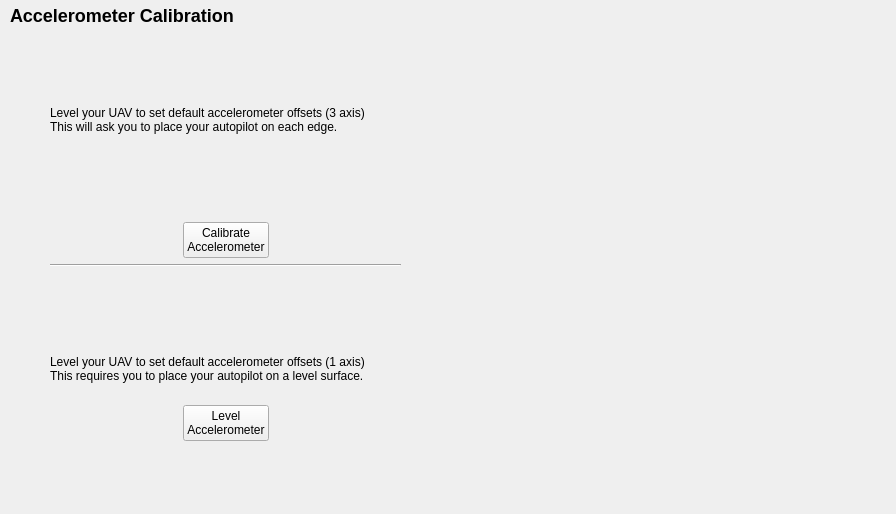
Qt form src/ui/configuration/AccelCalibrationConfig.ui (ArduPilot/apm_planner) before a commit.
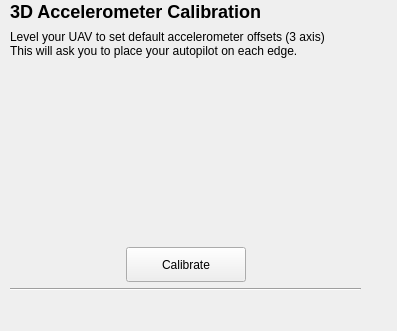
The same form after that commit.

Commit message: Accel Calibration: Fixes #713 Update Accel Calibration for 3D only for all vehicles

The edit to the form file:
```diff
--- a/src/ui/configuration/AccelCalibrationConfig.ui
+++ b/src/ui/configuration/AccelCalibrationConfig.ui
@@ -6,8 +6,8 @@
    <rect>
     <x>0</x>
     <y>0</y>
-    <width>896</width>
-    <height>514</height>
+    <width>397</width>
+    <height>331</height>
    </rect>
   </property>
   <property name="windowTitle">
@@ -18,53 +18,27 @@
     <rect>
      <x>10</x>
      <y>0</y>
-     <width>281</width>
-     <height>31</height>
+     <width>285</width>
+     <height>24</height>
     </rect>
    </property>
    <property name="text">
-    <string>&lt;h2&gt;Accelerometer Calibration&lt;/h2&gt;</string>
+    <string>&lt;html&gt;&lt;head/&gt;&lt;body&gt;&lt;p&gt;&lt;span style=&quot; font-size:x-large; font-weight:600;&quot;&gt;3D Accelerometer Calibration&lt;/span&gt;&lt;/p&gt;&lt;/body&gt;&lt;/html&gt;</string>
    </property>
    <property name="scaledContents">
     <bool>false</bool>
    </property>
   </widget>
-  <widget class="QLabel" name="apmGraphicLabel">
-   <property name="geometry">
-    <rect>
-     <x>440</x>
-     <y>80</y>
-     <width>241</width>
-     <height>201</height>
-    </rect>
-   </property>
-   <property name="text">
-    <string/>
-   </property>
-   <property name="scaledContents">
-    <bool>true</bool>
-   </property>
-   <property name="alignment">
-    <set>Qt::AlignCenter</set>
-   </property>
-  </widget>
   <widget class="QWidget" name="verticalLayoutWidget">
    <property name="geometry">
     <rect>
-     <x>50</x>
-     <y>70</y>
+     <x>10</x>
+     <y>30</y>
      <width>351</width>
-     <height>401</height>
+     <height>281</height>
     </rect>
    </property>
-   <layout class="QVBoxLayout" name="verticalLayout" stretch="0,2,2,2,2,2,2,2,1">
-    <item>
-     <widget class="QLabel" name="coutdownLabel">
-      <property name="text">
-       <string/>
-      </property>
-     </widget>
-    </item>
+   <layout class="QVBoxLayout" name="verticalLayout" stretch="0,0,2,2,2,0">
     <item>
      <widget class="QLabel" name="accelDescLabel">
       <property name="text">
@@ -75,6 +49,13 @@
       </property>
      </widget>
     </item>
+    <item>
+     <widget class="QLabel" name="coutdownLabel">
+      <property name="text">
+       <string/>
+      </property>
+     </widget>
+    </item>
     <item>
      <widget class="QLabel" name="outputLabel">
       <property name="text">
@@ -101,13 +82,12 @@
        <widget class="QPushButton" name="calibrateAccelButton">
         <property name="minimumSize">
          <size>
-          <width>75</width>
+          <width>120</width>
           <height>35</height>
          </size>
         </property>
         <property name="text">
-         <string>Calibrate
-Accelerometer</string>
+         <string>Calibrate</string>
         </property>
        </widget>
       </item>
@@ -140,73 +120,6 @@
       </property>
      </widget>
     </item>
-    <item>
-     <widget class="QLabel" name="levelDescLabel">
-      <property name="text">
-       <string>Level your UAV to set default accelerometer offsets (1 axis)&lt;br&gt;This requires you to place your autopilot on a level surface.</string>
-      </property>
-      <property name="wordWrap">
-       <bool>true</bool>
-      </property>
-     </widget>
-    </item>
-    <item>
-     <layout class="QHBoxLayout" name="horizontalLayout_2">
-      <item>
-       <spacer name="horizontalSpacer_3">
-        <property name="orientation">
-         <enum>Qt::Horizontal</enum>
-        </property>
-        <property name="sizeHint" stdset="0">
-         <size>
-          <width>40</width>
-          <height>20</height>
-         </size>
-        </property>
-       </spacer>
-      </item>
-      <item>
-       <widget class="QPushButton" name="levelAccelButton">
-        <property name="minimumSize">
-         <size>
-          <width>75</width>
-          <height>35</height>
-         </size>
-        </property>
-        <property name="text">
-         <string>Level
-Accelerometer</string>
-        </property>
-       </widget>
-      </item>
-      <item>
-       <spacer name="horizontalSpacer_4">
-        <property name="orientation">
-         <enum>Qt::Horizontal</enum>
-        </property>
-        <property name="sizeHint" stdset="0">
-         <size>
-          <width>40</width>
-          <height>20</height>
-         </size>
-        </property>
-       </spacer>
-      </item>
-     </layout>
-    </item>
-    <item>
-     <spacer name="verticalSpacer">
-      <property name="orientation">
-       <enum>Qt::Vertical</enum>
-      </property>
-      <property name="sizeHint" stdset="0">
-       <size>
-        <width>20</width>
-        <height>40</height>
-       </size>
-      </property>
-     </spacer>
-    </item>
    </layout>
   </widget>
  </widget>
```
The commit also changes 2 other files.
